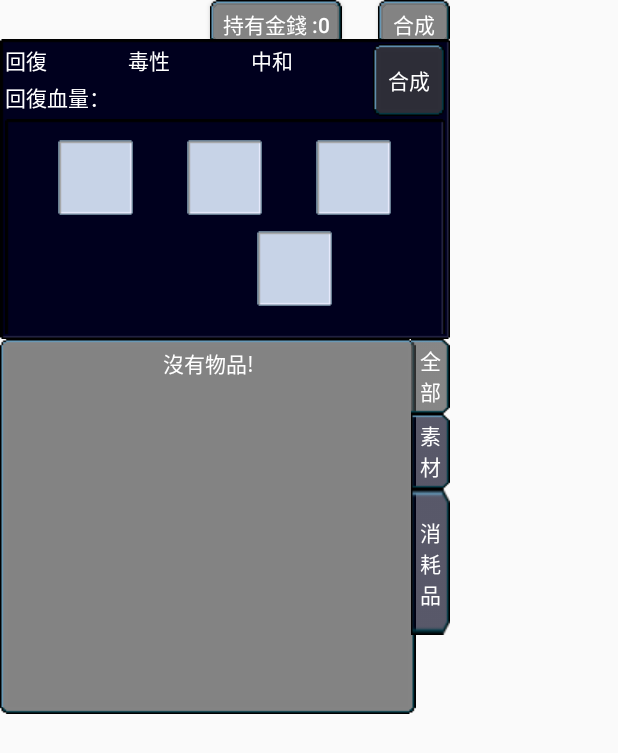
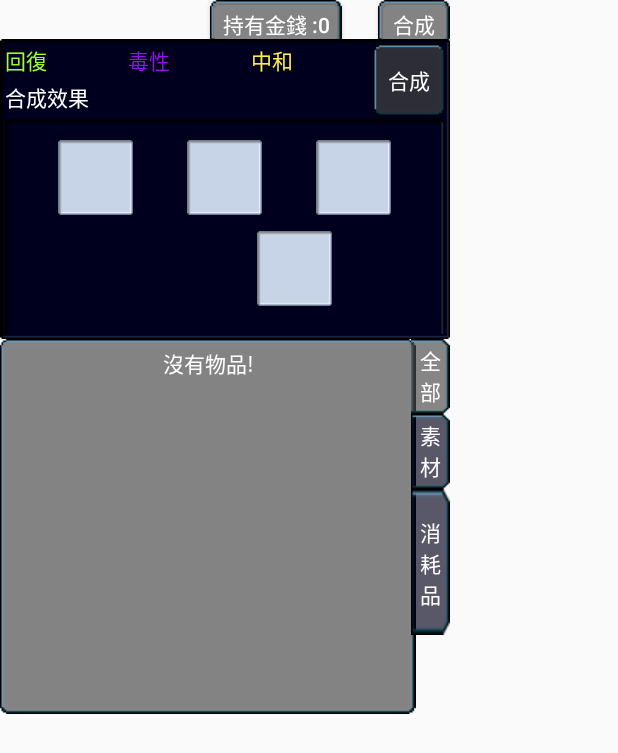
Before and after one commit to Archmono/IdleGame, an Android app: the fragment Inventory shown on its own in the app's theme, after a tap on "合成", on a phone screen of 412 x 824 dp. Shown: the top 753 px of the screen. Run offline under Robolectric (Android 15) with nearby library versions, the phone set to English and light mode, and no system bars; 1 statement that could not run was skipped.

Commit message:
合成系統 尚有bug

```diff
--- a/app/src/main/java/com/example/alucardc/idlegame/Inventory.java
+++ b/app/src/main/java/com/example/alucardc/idlegame/Inventory.java
@@ -282,11 +282,11 @@ public class Inventory extends DialogFragment {
 
             cTvHeal.setText("回復量  " + heal);
             cTvPoison.setText("毒性  " + poison);
-            cTvCure.setText("中和  " + -(cure-100));
+            cTvCure.setText("中和  " + -(cure-100) + "%");
 
             restore = heal - ( poison * cure )/100;
 
-            tvRestore.setText("回復量  " + restore);
+            tvRestore.setText("和成效果  " + restore);
         }
     }
 
--- a/app/src/main/res/layout/composite.xml
+++ b/app/src/main/res/layout/composite.xml
@@ -28,21 +28,22 @@
                     android:layout_width="match_parent"
                     android:layout_height="wrap_content"
                     android:layout_weight="1"
-                    android:textColor="#FFF"
-                    android:text="回復" />
+                    android:text="回復"
+                    android:textColor="#9dff2d" />
+
                 <TextView
                     android:id="@+id/cTvPoison"
                     android:layout_width="match_parent"
                     android:layout_height="wrap_content"
                     android:layout_weight="1"
-                    android:textColor="#FFF"
+                    android:textColor="#9212e7"
                     android:text="毒性" />
                 <TextView
                     android:id="@+id/cTvCure"
                     android:layout_width="match_parent"
                     android:layout_height="wrap_content"
                     android:layout_weight="1"
-                    android:textColor="#FFF"
+                    android:textColor="#ffed4a"
                     android:text="中和" />
             </LinearLayout>
 
@@ -51,7 +52,7 @@
                 android:layout_width="match_parent"
                 android:layout_height="wrap_content"
                 android:layout_weight="1"
-                android:text="回復血量："
+                android:text="合成效果"
                 android:textColor="#FFF" />
         </LinearLayout>
 
```
